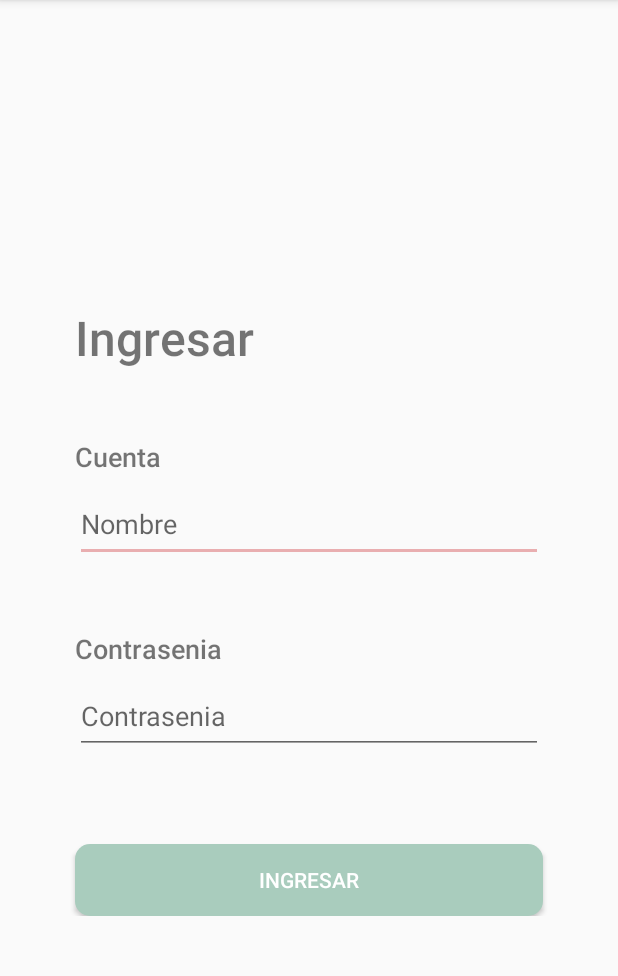
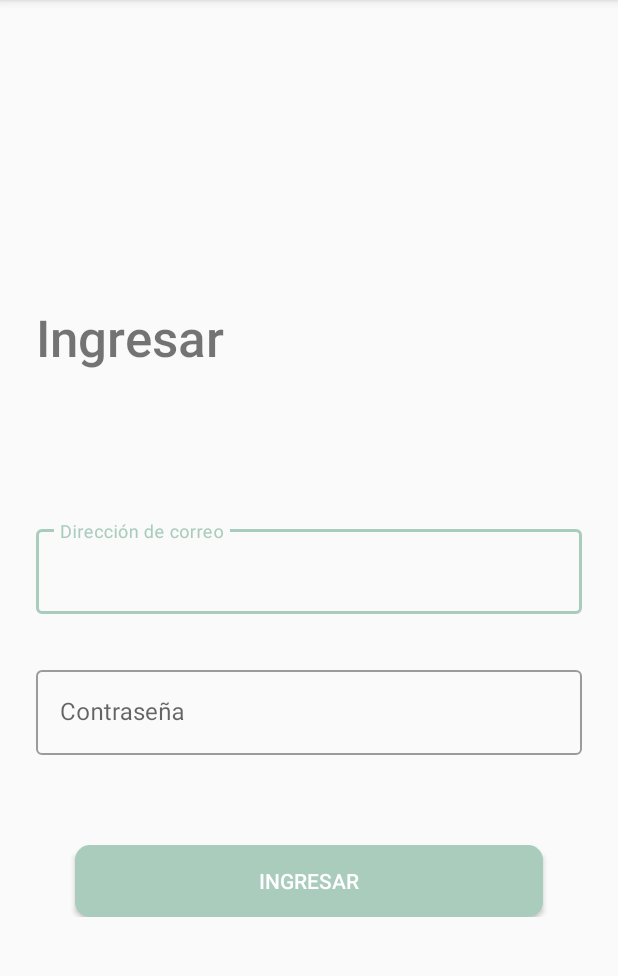
Before and after one commit to WhiteNow/HappyPaws-Android, an Android app: the SignInActivity screen opened directly, with no data from a screen before it, on a phone screen of 412 x 824 dp, the part 84-1060 px from its top. Run offline under Robolectric (Android 15) with nearby library versions, the phone set to English and light mode, and no system bars; libraries missing offline, so code that uses them is left out: com.androidnetworking, com.androidnetworking.common, com.androidnetworking.error, com.androidnetworking.interfaces; Roboto replaces fonts that are not available here.

Commit message:
fix edit buttons to material design

```diff
--- a/app/src/main/java/pe/edu/upc/happypaws/controllers/activities/LoginActivity.kt
+++ b/app/src/main/java/pe/edu/upc/happypaws/controllers/activities/LoginActivity.kt
@@ -17,5 +17,10 @@ class LoginActivity : AppCompatActivity() {
             startActivity(intent)
 
         }
+
+        register_btn.setOnClickListener {
+            val intent = Intent( this, SignUpActivity::class.java)
+            startActivity(intent)
+        }
     }
 }
--- a/app/src/main/java/pe/edu/upc/happypaws/controllers/activities/SignInActivity.kt
+++ b/app/src/main/java/pe/edu/upc/happypaws/controllers/activities/SignInActivity.kt
@@ -24,6 +24,9 @@ class SignInActivity : AppCompatActivity() {
             val account = editTextAccount.text.toString()
             val password = editTextPasswordIn.text.toString()
             signIn(account, password)
+
+            val intent = Intent(this, MainActivity::class.java)
+            startActivity(intent)
         }
     }
 
@@ -32,7 +35,7 @@ class SignInActivity : AppCompatActivity() {
         if( !email.isNullOrEmpty() && !password.isNullOrEmpty()) {
             Log.i("Jacobo", email)
             Log.i("Jacobo", password)
-            AndroidNetworking.post(HappyPawsApi.signIn()).addHeaders("Content-Type", "application/json")
+            AndroidNetworking.post(HappyPawsApi.signIn()).addHeaders("Content-type", "application/json")
                 .addBodyParameter("email", email)
                 .addBodyParameter("password", password)
                 .setTag("test")
@@ -57,7 +60,7 @@ class SignInActivity : AppCompatActivity() {
                     }
 
                     override fun onError(anError: ANError?) {
-                        Log.e("Jacobo", "seequivoco")
+                        Log.e("Jacobo", anError?.message.toString())
                     }
                 })
         }
--- a/app/src/main/res/layout/activity_sign_in.xml
+++ b/app/src/main/res/layout/activity_sign_in.xml
@@ -16,83 +16,76 @@
                 android:id="@+id/textViewSignIn"
                 android:text="Ingresar"
                 android:fontFamily="sans-serif-medium"
-                android:textSize="32dp"
-                android:layout_width="wrap_content"
+                android:textSize="34dp"
+                android:layout_width="match_parent"
                 android:layout_height="wrap_content"
-                android:layout_marginStart="50dp"
+                android:layout_marginStart="24dp"
+                android:layout_marginEnd="24dp"
                 app:layout_constraintStart_toStartOf="parent"
+                app:layout_constraintEnd_toEndOf="parent"
                 android:layout_marginTop="45dp"
-                app:layout_constraintTop_toTopOf="parent"
-                android:gravity="center"/>
+                app:layout_constraintTop_toTopOf="parent"/>
 
-        <TextView
-                android:id="@+id/textViewAccount"
-                android:text="Cuenta"
-                android:fontFamily="sans-serif-medium"
-                android:textSize="18dp"
-                android:layout_width="wrap_content"
+        <com.google.android.material.textfield.TextInputLayout
+                style="@style/Widget.MaterialComponents.TextInputLayout.OutlinedBox"
+                android:layout_width="match_parent"
                 android:layout_height="wrap_content"
-                android:layout_marginStart="50dp"
+                android:id="@+id/textAccount"
+                app:layout_constraintTop_toBottomOf="@+id/textViewSignIn"
                 app:layout_constraintStart_toStartOf="parent"
-                android:layout_marginTop="45dp"
-                app:layout_constraintTop_toBottomOf="@+id/textViewSignIn"/>
+                android:layout_marginStart="24dp"
+                app:layout_constraintEnd_toEndOf="parent"
+                android:layout_marginEnd="24dp"
+                android:layout_marginTop="100dp">
 
 
-        <EditText
-
-                android:id="@+id/editTextAccount"
-                android:layout_width="match_parent"
-                android:layout_height="50dp"
-                android:inputType="textPersonName"
-                android:hint="Nombre"
-                android:layout_marginTop="8dp"
-                app:layout_constraintTop_toBottomOf="@+id/textViewAccount"
-                android:layout_marginEnd="50dp"
-                app:layout_constraintEnd_toEndOf="parent"
-                android:layout_marginStart="50dp"
-                app:layout_constraintStart_toStartOf="parent"/>
-
-        <TextView
-                android:id="@+id/textViewPasswordIn"
-                android:text="Contrasenia"
-                android:fontFamily="sans-serif-medium"
-                android:textSize="18dp"
-                android:layout_width="wrap_content"
-                android:layout_height="wrap_content"
-                android:layout_marginStart="50dp"
-                app:layout_constraintStart_toStartOf="parent"
-                android:layout_marginTop="45dp"
-                app:layout_constraintTop_toBottomOf="@+id/editTextAccount"/>
+            <com.google.android.material.textfield.TextInputEditText
+                    android:singleLine="true"
+                    android:layout_width="match_parent"
+                    android:layout_height="wrap_content"
+                    android:hint="Dirección de correo"
+                    android:textSize="16sp"
+                    android:id="@+id/editTextAccount"
+                    android:textAlignment="center"/>
+        </com.google.android.material.textfield.TextInputLayout>
 
 
-        <EditText
+        <com.google.android.material.textfield.TextInputLayout
+                style="@style/Widget.MaterialComponents.TextInputLayout.OutlinedBox"
+                android:layout_width="match_parent"
+                android:layout_height="wrap_content"
+                android:id="@+id/textPassword"
+                app:layout_constraintTop_toBottomOf="@+id/textAccount"
+                app:layout_constraintStart_toStartOf="parent"
+                android:layout_marginStart="24dp"
+                app:layout_constraintEnd_toEndOf="parent"
+                android:layout_marginEnd="24dp"
+                android:layout_marginTop="32dp">
 
-                android:id="@+id/editTextPasswordIn"
-                android:layout_width="match_parent"
-                android:layout_height="50dp"
-                android:inputType="textPersonName"
-                android:hint="Contrasenia"
-                android:layout_marginTop="8dp"
-                app:layout_constraintTop_toBottomOf="@+id/textViewPasswordIn"
-                android:layout_marginEnd="50dp"
-                app:layout_constraintEnd_toEndOf="parent"
-                android:layout_marginStart="50dp"
-                app:layout_constraintStart_toStartOf="parent"/>
+
+            <com.google.android.material.textfield.TextInputEditText
+                    android:singleLine="true"
+                    android:layout_width="match_parent"
+                    android:layout_height="wrap_content"
+                    android:hint="Contraseña"
+                    android:textSize="16sp"
+                    android:id="@+id/editTextPasswordIn"
+                    android:textAlignment="center"/>
+        </com.google.android.material.textfield.TextInputLayout>
 
         <Button
                 android:id="@+id/buttonLogin"
                 android:layout_width="0dp"
                 android:layout_height="wrap_content"
                 android:background="@drawable/btn_roundshape"
-                app:layout_constraintTop_toBottomOf="@id/editTextPasswordIn"
+                app:layout_constraintTop_toBottomOf="@id/textPassword"
                 app:layout_constraintStart_toStartOf="parent"
                 app:layout_constraintEnd_toEndOf="parent"
                 android:layout_marginTop="60dp"
                 android:layout_marginStart="50dp"
                 android:layout_marginEnd="50dp"
                 android:text="Ingresar"
-                android:textColor="@color/cardview_light_background"
-        />
+                android:textColor="@color/cardview_light_background"/>
 
     </androidx.constraintlayout.widget.ConstraintLayout>
 
```
